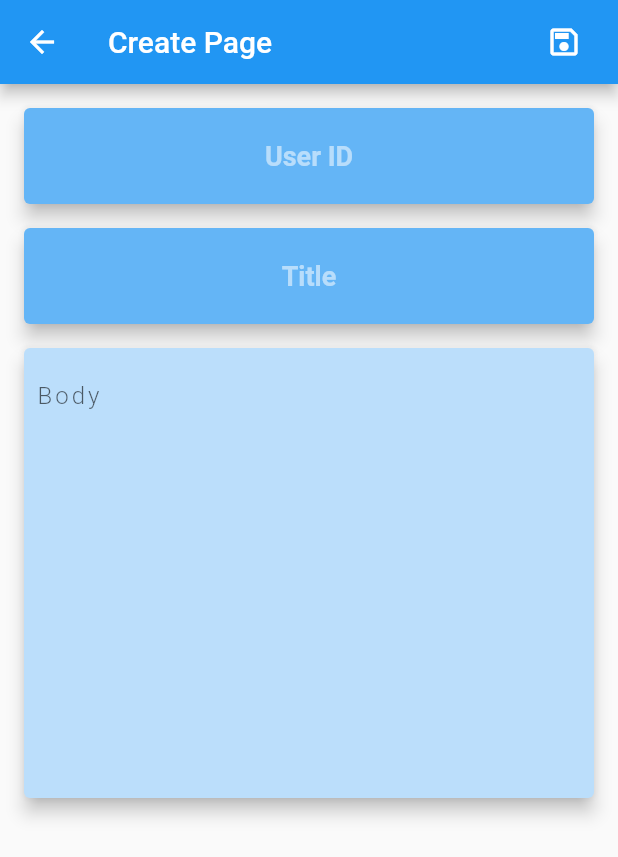
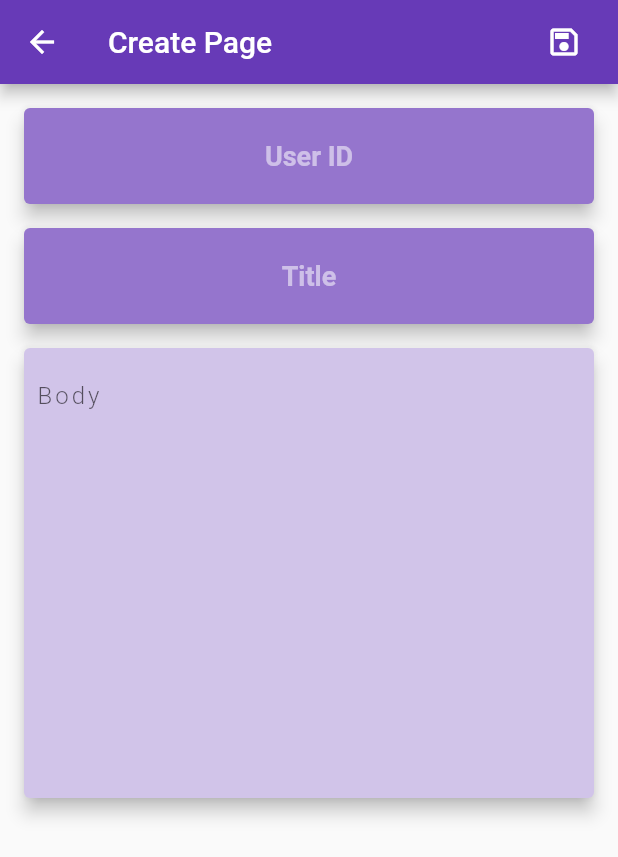
Before and after one commit to cometdigitalagency/network-client, a Flutter app: the screen it shows after launch, after a tap on the "add" icon, on a phone screen of 412 x 824 dp. Shown: the top 857 px of the screen. Run offline on Flutter 3.47's test engine with Material 2 defaults, Android fonts, the phone set to English and light mode, and no system bars; our stand-ins replace dio, equatable, logger, retrofit; generated files the repository leaves out were written again; network calls fail.

Commit message:
fix: update themes

```diff
--- a/lib/main.dart
+++ b/lib/main.dart
@@ -35,7 +35,7 @@ class MyApp extends StatelessWidget {
     return MaterialApp(
       title: "Retrofit",
       theme: ThemeData(
-        primarySwatch: Colors.blue,
+        primarySwatch: Colors.deepPurple,
       ),
       routes: {
         HomePage.routeName: (context) => HomePage(restClient: restClient),
--- a/lib/pages/create_page.dart
+++ b/lib/pages/create_page.dart
@@ -43,7 +43,7 @@ class CreatePage extends StatelessWidget {
               Card(
                 margin: EdgeInsets.zero,
                 elevation: 5,
-                color: Colors.blue.shade300,
+                color: Colors.deepPurple.shade300,
                 child: Padding(
                   padding: const EdgeInsets.all(8.0),
                   child: Container(
@@ -80,7 +80,7 @@ class CreatePage extends StatelessWidget {
               Card(
                 margin: EdgeInsets.zero,
                 elevation: 5,
-                color: Colors.blue.shade300,
+                color: Colors.deepPurple.shade300,
                 child: Padding(
                   padding: const EdgeInsets.all(8.0),
                   child: Container(
@@ -115,7 +115,7 @@ class CreatePage extends StatelessWidget {
               ),
               Card(
                 margin: EdgeInsets.zero,
-                color: Colors.blue.shade100,
+                color: Colors.deepPurple.shade100,
                 elevation: 5,
                 child: Container(
                   padding: const EdgeInsets.all(8.0),
--- a/lib/pages/detail_page.dart
+++ b/lib/pages/detail_page.dart
@@ -75,7 +75,7 @@ class DetailPage extends StatelessWidget {
                   Card(
                     margin: EdgeInsets.zero,
                     elevation: 5,
-                    color: Colors.blue.shade300,
+                    color: Colors.deepPurple.shade300,
                     child: Padding(
                       padding: const EdgeInsets.all(8.0),
                       child: Container(
@@ -120,7 +120,7 @@ class DetailPage extends StatelessWidget {
                   ),
                   Card(
                       margin: EdgeInsets.zero,
-                      color: Colors.blue.shade100,
+                      color: Colors.deepPurple.shade100,
                       elevation: 5,
                       child: Container(
                         padding: const EdgeInsets.all(8.0),
```
